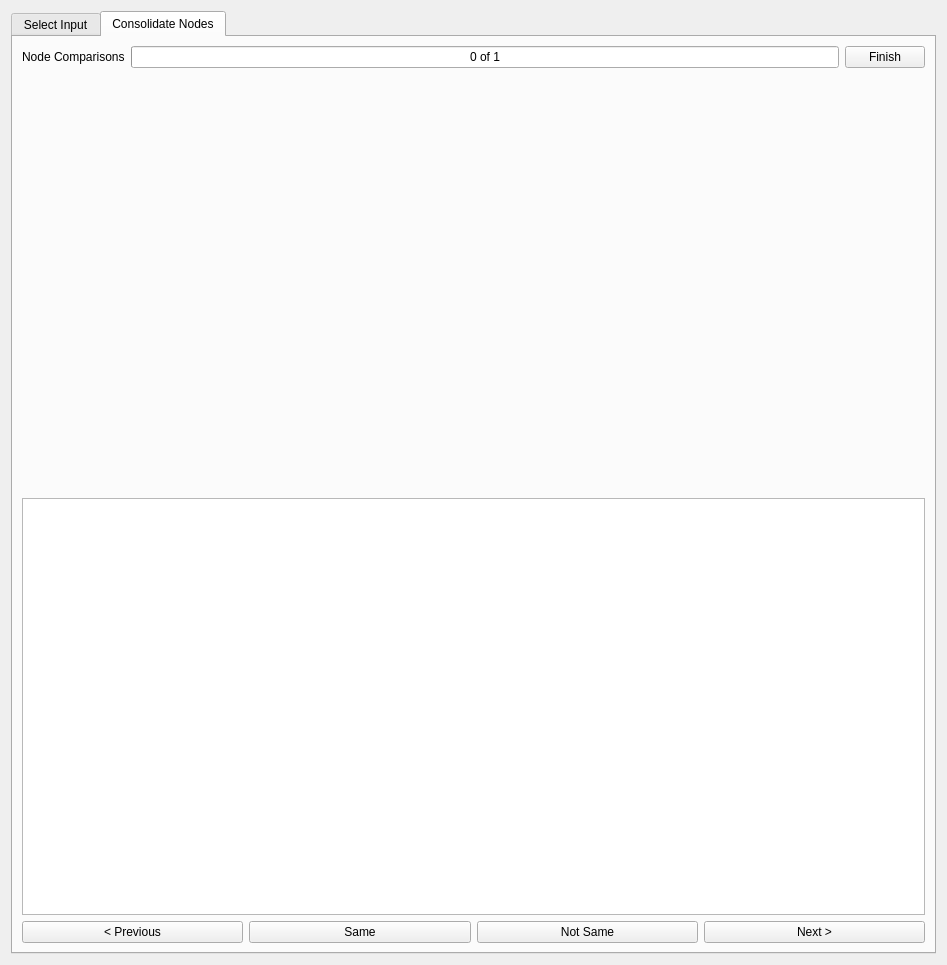
This is gui.ui in Open-Telecoms-Data/ofds_consolidation_tool as Qt 5 draws it before an edit. The edited form follows.
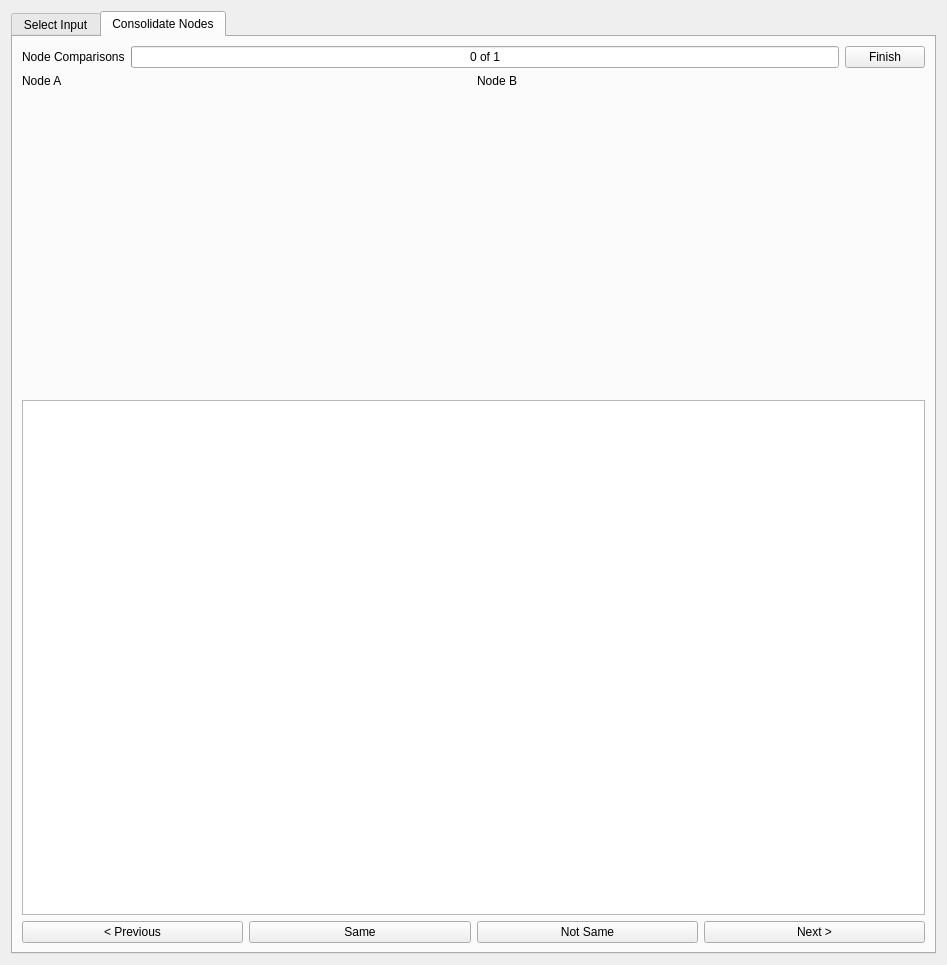
This is the edited form. The open tabs and pages were chosen to show the change. Custom widgets are drawn as their Qt base class.

Commit message: fix(ui): Give more space to InfoPanel

```diff
--- a/gui.ui
+++ b/gui.ui
@@ -244,26 +244,56 @@
          </item>
         </layout>
        </item>
+       <item>
+        <layout class="QHBoxLayout" name="horizontalLayout">
+         <item>
+          <widget class="QLabel" name="label_3">
+           <property name="text">
+            <string>Node A</string>
+           </property>
+          </widget>
+         </item>
+         <item>
+          <widget class="QLabel" name="label_2">
+           <property name="text">
+            <string>Node B</string>
+           </property>
+          </widget>
+         </item>
+        </layout>
+       </item>
        <item>
         <layout class="QHBoxLayout" name="mapsLayout">
          <item>
           <widget class="QgsMapCanvas" name="mapA" native="true">
            <property name="sizePolicy">
-            <sizepolicy hsizetype="Expanding" vsizetype="Expanding">
+            <sizepolicy hsizetype="Expanding" vsizetype="Preferred">
              <horstretch>0</horstretch>
              <verstretch>0</verstretch>
             </sizepolicy>
            </property>
+           <property name="minimumSize">
+            <size>
+             <width>0</width>
+             <height>300</height>
+            </size>
+           </property>
           </widget>
          </item>
          <item>
           <widget class="QgsMapCanvas" name="mapB" native="true">
            <property name="sizePolicy">
-            <sizepolicy hsizetype="Expanding" vsizetype="Expanding">
+            <sizepolicy hsizetype="Expanding" vsizetype="Preferred">
              <horstretch>0</horstretch>
              <verstretch>0</verstretch>
             </sizepolicy>
            </property>
+           <property name="minimumSize">
+            <size>
+             <width>0</width>
+             <height>300</height>
+            </size>
+           </property>
           </widget>
          </item>
         </layout>
```
Left out of the diff: 2 changed lines with no effect on the pictures. The commit also changes 1 other file.
